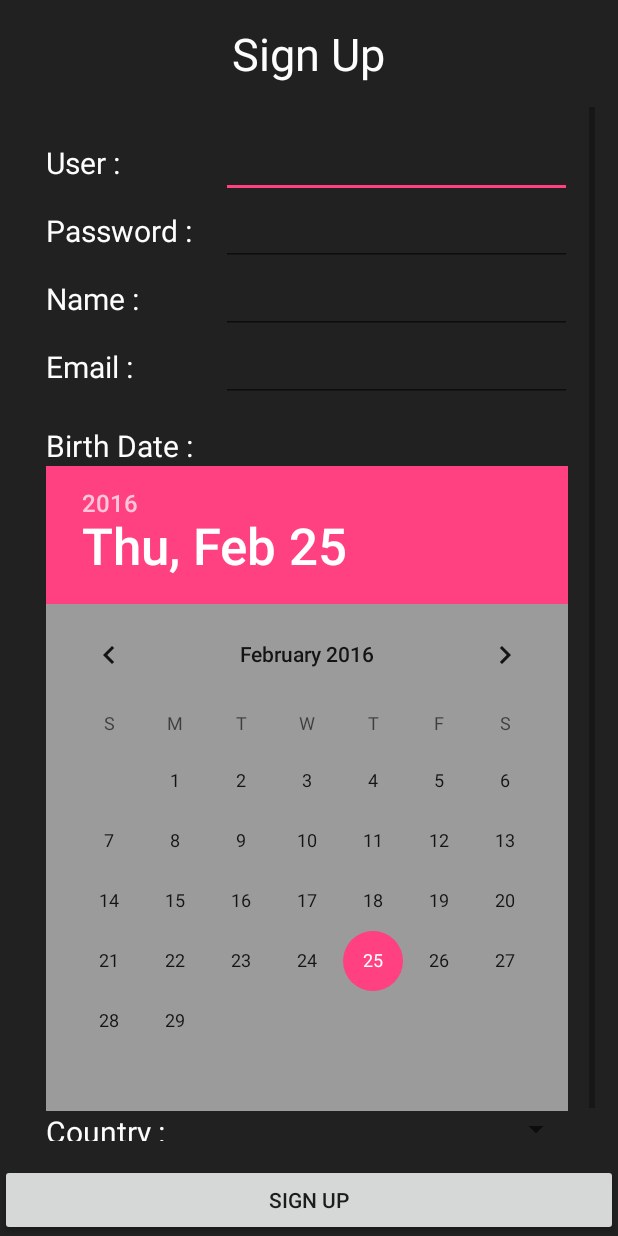
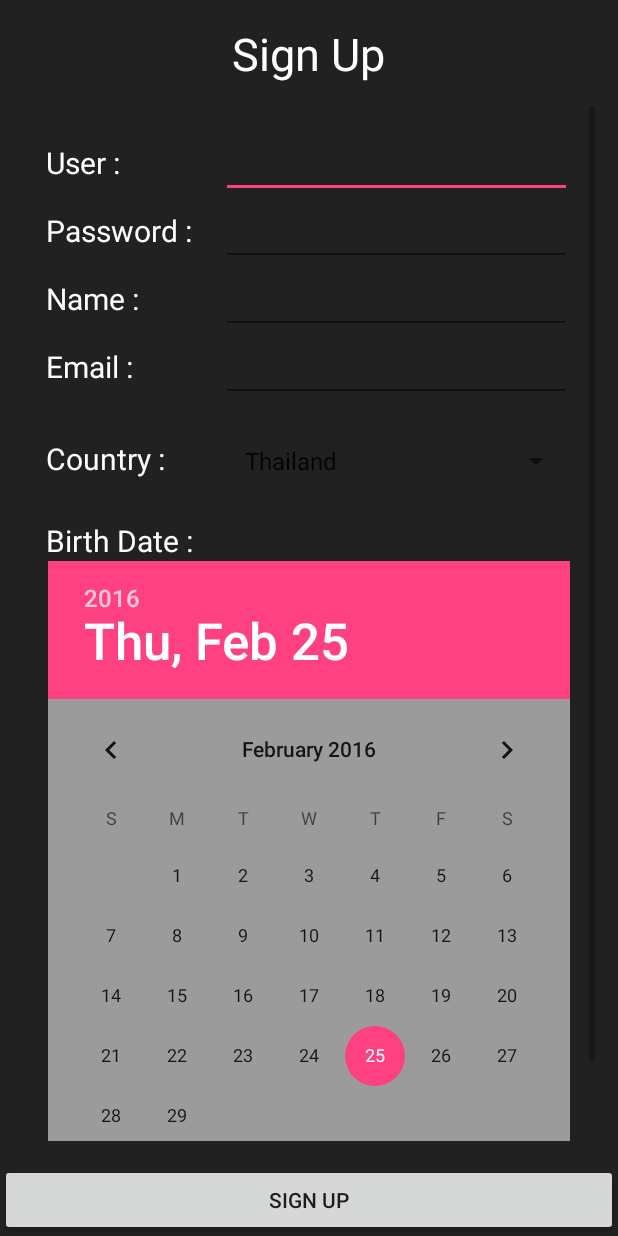
Before and after one commit to kan555/DoneDream, an Android app: the SignUpActivity screen opened directly, with no data from a screen before it, on a phone screen of 412 x 824 dp. Run offline under Robolectric (Android 15) with nearby library versions, the phone set to English and light mode, and no system bars.

Commit message:
form for sign up finished

```diff
--- a/app/src/main/java/com/donedream/sillapajarn/chawametha/donedream/SignUpActivity.java
+++ b/app/src/main/java/com/donedream/sillapajarn/chawametha/donedream/SignUpActivity.java
@@ -1,9 +1,13 @@
 package com.donedream.sillapajarn.chawametha.donedream;
 
+import android.app.AlertDialog;
+import android.content.DialogInterface;
 import android.support.v7.app.AppCompatActivity;
 import android.os.Bundle;
 import android.util.Log;
 import android.view.View;
+import android.widget.AdapterView;
+import android.widget.ArrayAdapter;
 import android.widget.DatePicker;
 import android.widget.EditText;
 import android.widget.Spinner;
@@ -26,7 +30,32 @@ public class SignUpActivity extends AppCompatActivity {
         //blind widget
         bindWidget();
 
+        //create spinner
+        createSpinner();
+
     }   //main method
+
+    private void createSpinner() {
+
+        final String[] countryStrings = getResources().getStringArray(R.array.country);
+        ArrayAdapter<String> stringArrayAdapter = new ArrayAdapter<String>(this,
+                android.R.layout.simple_list_item_1, countryStrings);
+        countrySpinner.setAdapter(stringArrayAdapter);
+
+        countrySpinner.setOnItemSelectedListener(new AdapterView.OnItemSelectedListener() {
+            @Override
+            public void onItemSelected(AdapterView<?> parent, View view, int position, long id) {
+                countryString = countryStrings[position];
+            }
+
+            @Override
+            public void onNothingSelected(AdapterView<?> parent) {
+                countryString = countryStrings[0];
+            }
+        });
+
+
+    }   //create spinner
 
     private void bindWidget() {
 
@@ -35,6 +64,7 @@ public class SignUpActivity extends AppCompatActivity {
         nameEditText = (EditText) findViewById(R.id.editText5);
         emailEditText = (EditText) findViewById(R.id.editText6);
         birthDatePicker = (DatePicker) findViewById(R.id.datePicker);
+        countrySpinner = (Spinner) findViewById(R.id.spinner);
 
 
     }   //blind widget
@@ -57,11 +87,50 @@ public class SignUpActivity extends AppCompatActivity {
             // no space
             gerValueFromDatePicker();
 
+            //confirm data
+            confirmData();
+
 
         }   //if
 
 
     }   //click save data (sign up)
+
+    private void confirmData() {
+
+        AlertDialog.Builder builder = new AlertDialog.Builder(this);
+        builder.setIcon(R.drawable.icon_myaccount);
+        builder.setTitle("Confirm Data");
+        builder.setMessage(getResources().getString(R.string.user) + userString + "\n" +
+                getResources().getString(R.string.pass) + passwordString + "\n" +
+                getResources().getString(R.string.name) + nameString + "\n" +
+                getResources().getString(R.string.email) + emailString + "\n" +
+                getResources().getString(R.string.country) + countryString + "\n" +
+                getResources().getString(R.string.birth) + birthString);
+        builder.setCancelable(false);
+        builder.setPositiveButton("Confirm", new DialogInterface.OnClickListener() {
+            @Override
+            public void onClick(DialogInterface dialogInterface, int which) {
+                updateValueToMySQL();
+                dialogInterface.dismiss();
+            }
+        });
+        builder.setNegativeButton("Cancel", new DialogInterface.OnClickListener() {
+            @Override
+            public void onClick(DialogInterface dialog, int which) {
+                dialog.dismiss();
+            }
+        });
+        builder.show();
+
+
+    }   //confirm data
+
+    private void updateValueToMySQL() {
+
+
+
+    }   //update value to mySQL
 
     private void gerValueFromDatePicker() {
 
@@ -69,7 +138,11 @@ public class SignUpActivity extends AppCompatActivity {
         int intMonth = birthDatePicker.getMonth() +1; //1==jan
         int intYear = birthDatePicker.getYear();
 
-        Log.d("25Feb", "birth ==> " + intDay + "/" + intMonth + "/" + intYear);
+        ///Log.d("25Feb", "birth ==> " + intDay + "/" + intMonth + "/" + intYear);
+
+        birthString = Integer.toString(intDay) + "/" +
+                Integer.toString(intMonth) + "/" +
+                Integer.toString(intYear);
 
     }   // ger value from date picker
 
--- a/app/src/main/res/layout/activity_sign_up.xml
+++ b/app/src/main/res/layout/activity_sign_up.xml
@@ -130,25 +130,11 @@
                     android:textColor="#fdfdfe" />
             </LinearLayout>
 
-            <TextView
-                android:layout_width="wrap_content"
-                android:layout_height="wrap_content"
-                android:text="@string/birth"
-                android:id="@+id/textView6"
-                android:textSize="@dimen/h2"
-                android:layout_marginTop="@dimen/margin"
-                android:textColor="#fdfdfe" />
-
-            <DatePicker
-                android:layout_width="wrap_content"
-                android:layout_height="wrap_content"
-                android:id="@+id/datePicker"
-                android:background="#9b9b9b" />
-
             <LinearLayout
                 android:orientation="horizontal"
                 android:layout_width="match_parent"
-                android:layout_height="wrap_content" >
+                android:layout_height="wrap_content"
+                android:layout_marginTop="@dimen/margin">
 
                 <TextView
                     android:layout_width="0dp"
@@ -166,6 +152,24 @@
                     android:layout_weight="2" />
 
             </LinearLayout>
+
+            <TextView
+                android:layout_width="wrap_content"
+                android:layout_height="wrap_content"
+                android:text="@string/birth"
+                android:id="@+id/textView6"
+                android:textSize="@dimen/h2"
+                android:layout_marginTop="@dimen/margin"
+                android:textColor="#fdfdfe" />
+
+            <DatePicker
+                android:layout_width="wrap_content"
+                android:layout_height="wrap_content"
+                android:id="@+id/datePicker"
+                android:calendarViewShown="false"
+                android:background="#9b9b9b"
+                android:layout_gravity="center_horizontal" />
+
         </LinearLayout>
     </ScrollView>
 </RelativeLayout>
--- /dev/null
+++ b/app/src/main/res/values/country.xml
@@ -0,0 +1,20 @@
+<?xml version="1.0" encoding="utf-8"?>
+<resources>
+
+    <string-array name="country">
+
+
+        <item>Thailand</item>
+        <item>USA</item>
+        <item>1</item>
+        <item>2</item>
+        <item>3</item>
+        <item>4</item>
+        <item>5</item>
+        <item>6</item>
+        <item>7</item>
+        <item>8</item>
+
+    </string-array>
+
+</resources>
```
Also changed, not shown: app/src/main/res/drawable/icon_myaccount.png (added).
